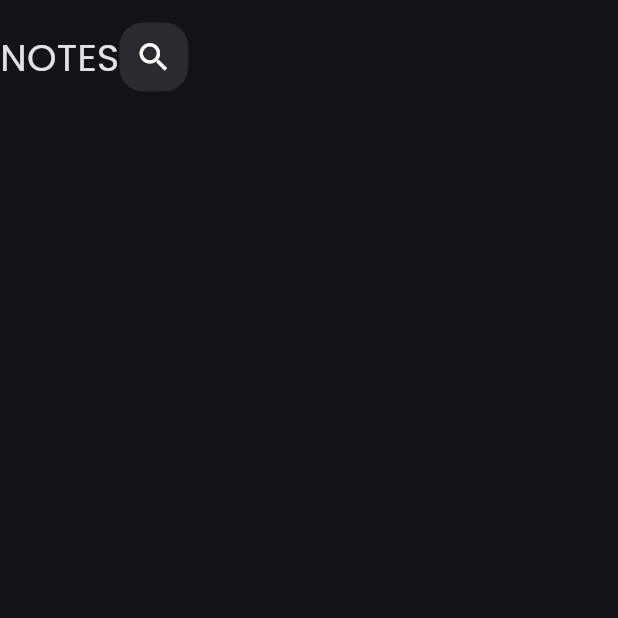
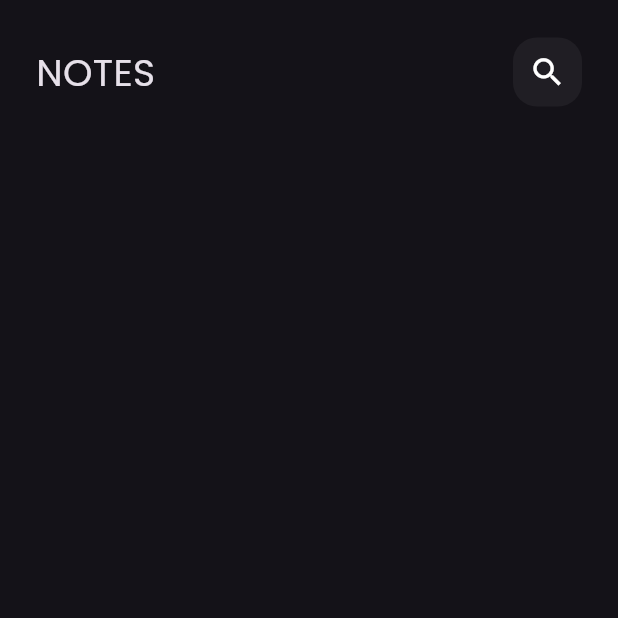
Before and after one commit to m0stafa0123/notes_app, a Flutter app: the screen it shows after launch, on a phone screen of 412 x 824 dp, the top half of it. Run offline on Flutter 3.47's test engine with Material 3 defaults, Android fonts, the phone set to English and light mode, and no system bars.

Commit message:
custome_app_bar

```diff
--- a/lib/views/notes_view.dart
+++ b/lib/views/notes_view.dart
@@ -6,12 +6,6 @@ class NotesView extends StatelessWidget {
 
   @override
   Widget build(BuildContext context) {
-    return Scaffold(
-      body: Column(
-        children: [
-          Row(children: [NotesBody()]),
-        ],
-      ),
-    );
+    return Scaffold(body: Column(children: [NotesBody()]));
   }
 }
--- a/lib/views/widgets/custom_appBar.dart
+++ b/lib/views/widgets/custom_app_bar.dart
@@ -9,6 +9,7 @@ class CustomAppbar extends StatelessWidget {
     return Row(
       children: [
         Text("NOTES", style: TextStyle(fontSize: 25)),
+        Spacer(flex: 1),
         CustomIconSearch(),
       ],
     );
--- a/lib/views/widgets/custom_icon_search.dart
+++ b/lib/views/widgets/custom_icon_search.dart
@@ -5,14 +5,17 @@ class CustomIconSearch extends StatelessWidget {
 
   @override
   Widget build(BuildContext context) {
-    return Container(
-      height: 46,
-      width: 46,
-      decoration: BoxDecoration(
-        borderRadius: BorderRadius.circular(16),
-        color: Colors.white.withOpacity(0.1),
+    return InkWell(
+      onTap: () {},
+      child: Container(
+        height: 46,
+        width: 46,
+        decoration: BoxDecoration(
+          borderRadius: BorderRadius.circular(16),
+          color: Colors.white.withOpacity(0.05),
+        ),
+        child: Icon(Icons.search, size: 25),
       ),
-      child: Icon(Icons.search, size: 25),
     );
   }
 }
--- a/lib/views/widgets/notes_body.dart
+++ b/lib/views/widgets/notes_body.dart
@@ -1,11 +1,14 @@
 import 'package:flutter/material.dart';
-import 'package:flutter_application_1/views/widgets/custom_appBar.dart';
+import 'package:flutter_application_1/views/widgets/custom_app_bar.dart';
 
 class NotesBody extends StatelessWidget {
   const NotesBody({super.key});
 
   @override
   Widget build(BuildContext context) {
-    return Column(children: [SizedBox(height: 15), CustomAppbar()]);
+    return Padding(
+      padding: const EdgeInsets.symmetric(horizontal: 24),
+      child: Column(children: [SizedBox(height: 25), CustomAppbar()]),
+    );
   }
 }
```
